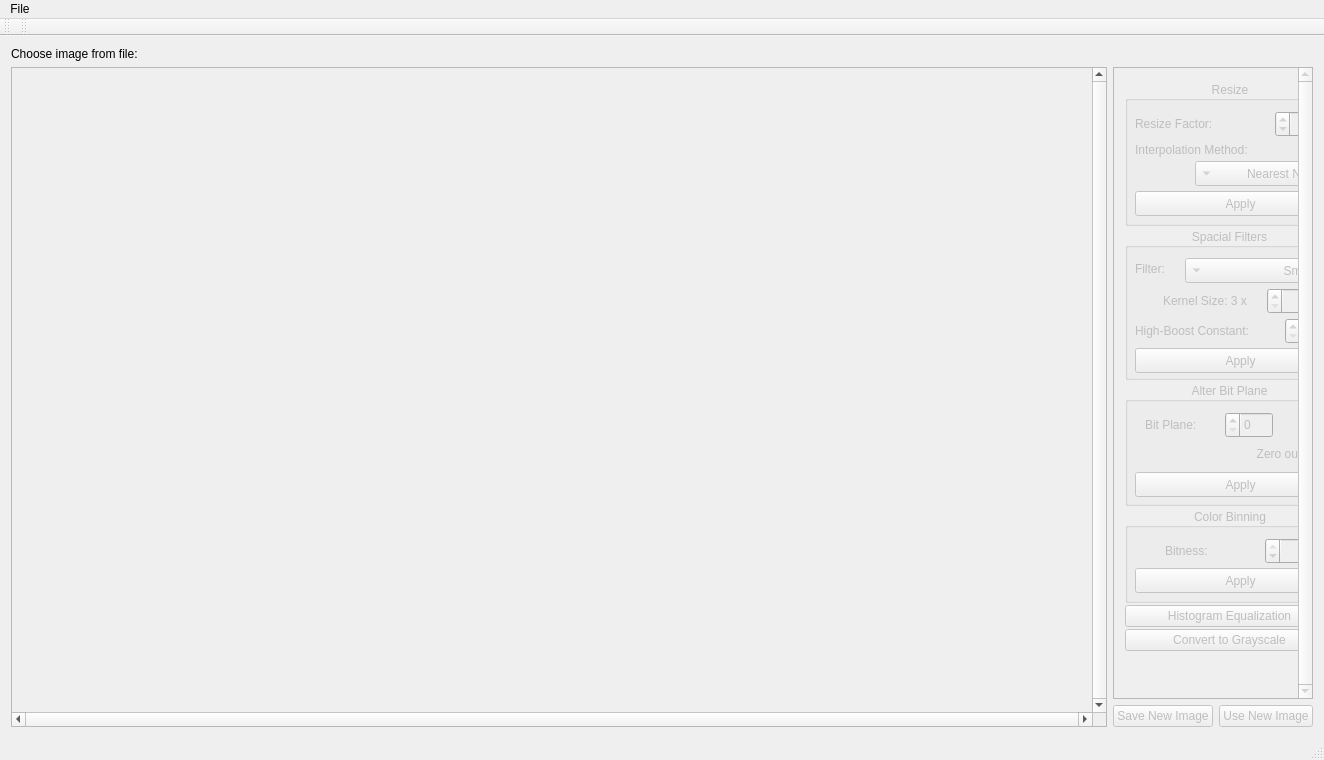
The window that imageprocessor.ui (Mathagoris/Digital-Image-Processing) describes before a commit, drawn with Qt 5.
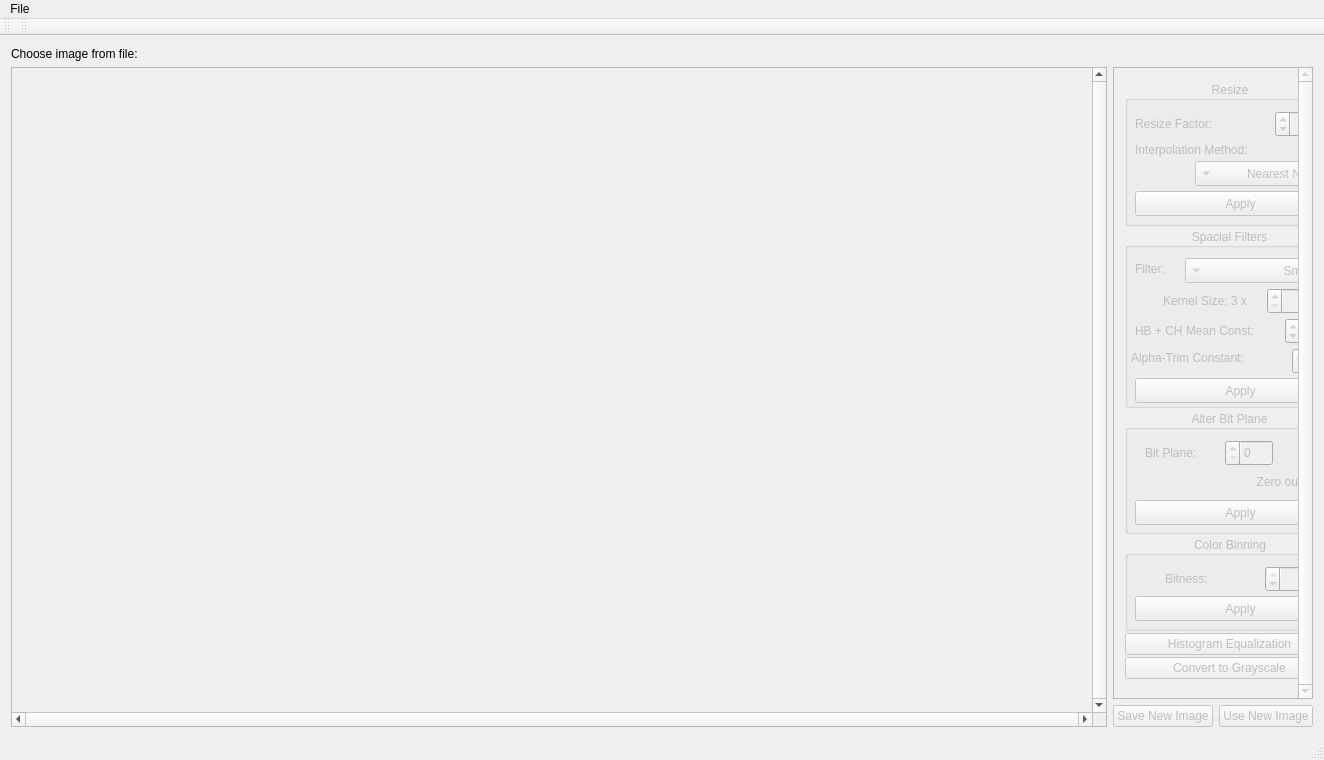
The same window after the commit.

Commit message: Added GUI elements and functionality for Image Restoration

What changed in the file:
```diff
--- a/imageprocessor.ui
+++ b/imageprocessor.ui
@@ -172,7 +172,7 @@
               <x>0</x>
               <y>0</y>
               <width>231</width>
-              <height>601</height>
+              <height>626</height>
              </rect>
             </property>
             <layout class="QVBoxLayout" name="vertLayout">
@@ -337,13 +337,13 @@
                <property name="minimumSize">
                 <size>
                  <width>0</width>
-                 <height>152</height>
+                 <height>180</height>
                 </size>
                </property>
                <property name="maximumSize">
                 <size>
                  <width>16777215</width>
-                 <height>152</height>
+                 <height>180</height>
                 </size>
                </property>
                <property name="title">
@@ -485,7 +485,7 @@
                  </rect>
                 </property>
                 <property name="text">
-                 <string>High-Boost Constant:</string>
+                 <string>HB + CH Mean Const:</string>
                 </property>
                </widget>
                <widget class="QDoubleSpinBox" name="hbConstSpin">
@@ -504,7 +504,7 @@
                  <number>1</number>
                 </property>
                 <property name="minimum">
-                 <double>1.000000000000000</double>
+                 <double>-10.000000000000000</double>
                 </property>
                 <property name="maximum">
                  <double>10.000000000000000</double>
@@ -520,7 +520,7 @@
                 <property name="geometry">
                  <rect>
                   <x>10</x>
-                  <y>120</y>
+                  <y>150</y>
                   <width>211</width>
                   <height>25</height>
                  </rect>
@@ -529,6 +529,32 @@
                  <string>Apply</string>
                 </property>
                </widget>
+               <widget class="QSpinBox" name="atSpinBox">
+                <property name="geometry">
+                 <rect>
+                  <x>167</x>
+                  <y>120</y>
+                  <width>51</width>
+                  <height>26</height>
+                 </rect>
+                </property>
+                <property name="singleStep">
+                 <number>2</number>
+                </property>
+               </widget>
+               <widget class="QLabel" name="atConstLabel">
+                <property name="geometry">
+                 <rect>
+                  <x>6</x>
+                  <y>120</y>
+                  <width>151</width>
+                  <height>20</height>
+                 </rect>
+                </property>
+                <property name="text">
+                 <string>Alpha-Trim Constant:</string>
+                </property>
+               </widget>
                <zorder>spacialFilterComboBox</zorder>
                <zorder>filterLabel</zorder>
                <zorder>spacialSizeSpin</zorder>
@@ -536,6 +562,8 @@
                <zorder>hbConstSpin</zorder>
                <zorder>applySpacialFilter</zorder>
                <zorder>spacialSizeLabel</zorder>
+               <zorder>atSpinBox</zorder>
+               <zorder>atConstLabel</zorder>
               </widget>
              </item>
              <item>
```
The commit also changes 2 other files.
